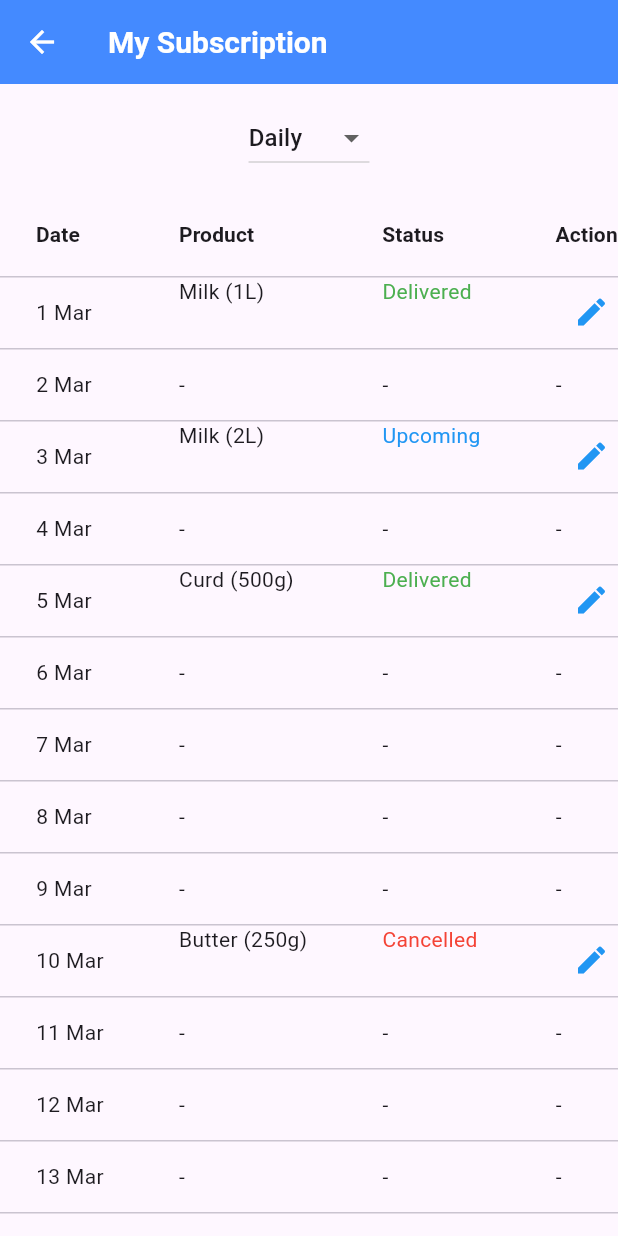
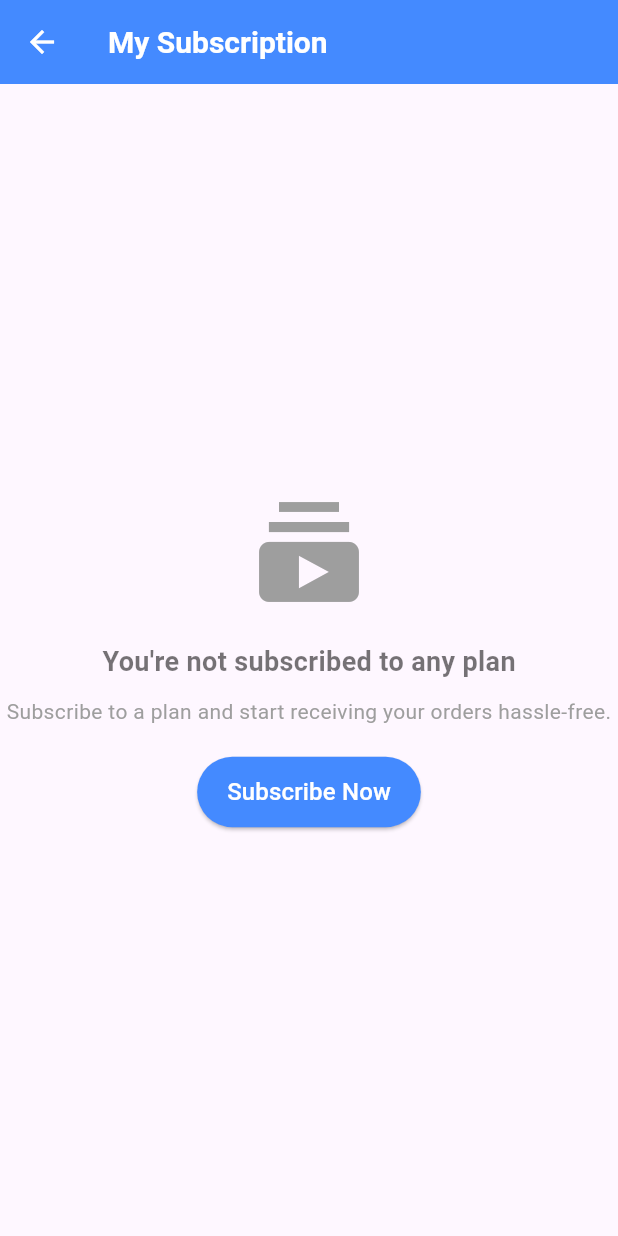
Before and after one commit to vprabhu1771/flutter_supabase_milk_subscription, a Flutter app: the SubscriptionScreen screen opened directly, on a phone screen of 412 x 824 dp. Run offline on Flutter 3.47's test engine with Material 3 defaults, Android fonts, the phone set to English and light mode, and no system bars; our stand-ins replace fl_chart, flutter_datetime_picker_plus, flutter_dotenv, flutter_secure_storage, flutter_slidable, fluttertoast and 6 more; missing offline and left inert: flutter_polyline_points; accounts and stored records are empty.

Commit message:
Update SubscriptionScreen.dart

```diff
--- a/lib/screens/SubscriptionScreen.dart
+++ b/lib/screens/SubscriptionScreen.dart
@@ -1,8 +1,7 @@
 import 'package:flutter/material.dart';
-import 'package:intl/intl.dart';
+import 'package:flutter_supabase_milk_subscription/screens/ProductScreen.dart';
 
 class SubscriptionScreen extends StatefulWidget {
-
   final String title;
 
   const SubscriptionScreen({super.key, required this.title});
@@ -12,146 +11,70 @@ class SubscriptionScreen extends StatefulWidget {
 }
 
 class _SubscriptionScreenState extends State<SubscriptionScreen> {
-  final DateTime _currentMonth = DateTime(DateTime.now().year, DateTime.now().month, 1);
-  String selectedPlan = "Daily";
-
-  // Sample subscription data
-  final Map<int, List<Map<String, String>>> _subscriptions = {
-    1: [{"product": "Milk (1L)", "status": "Delivered"}],
-    3: [{"product": "Milk (2L)", "status": "Upcoming"}],
-    5: [{"product": "Curd (500g)", "status": "Delivered"}],
-    10: [{"product": "Butter (250g)", "status": "Cancelled"}],
-  };
-
-  Color _getStatusColor(String status) {
-    switch (status) {
-      case "Delivered":
-        return Colors.green;
-      case "Upcoming":
-        return Colors.blue;
-      case "Cancelled":
-        return Colors.red;
-      default:
-        return Colors.grey;
-    }
-  }
-
-  void _modifySubscription(int day) {
-    showDialog(
-      context: context,
-      builder: (context) {
-        return AlertDialog(
-          title: const Text("Modify Subscription"),
-          content: const Text("Would you like to modify or cancel your subscription?"),
-          actions: [
-            TextButton(
-              onPressed: () {
-                setState(() {
-                  _subscriptions.remove(day);
-                });
-                Navigator.pop(context);
-              },
-              child: const Text("Cancel Subscription", style: TextStyle(color: Colors.red)),
-            ),
-            TextButton(
-              onPressed: () {
-                Navigator.pop(context);
-                // Modify logic
-              },
-              child: const Text("Modify", style: TextStyle(color: Colors.blue)),
-            ),
-          ],
-        );
-      },
-    );
-  }
+  List<Map<String, String>> subscriptions = []; // Empty list to test UI
 
   @override
   Widget build(BuildContext context) {
-    int daysInMonth = DateTime(_currentMonth.year, _currentMonth.month + 1, 0).day;
-
     return Scaffold(
       appBar: AppBar(
         title: Text(widget.title),
         backgroundColor: Colors.blueAccent,
       ),
-      body: Column(
+      body: subscriptions.isEmpty ? _buildNoSubscriptionUI() : _buildSubscriptionList(),
+    );
+  }
+
+  Widget _buildNoSubscriptionUI() {
+    return Center(
+      child: Column(
+        mainAxisAlignment: MainAxisAlignment.center,
         children: [
-          // Subscription Plan Selector
-          Padding(
-            padding: const EdgeInsets.all(12.0),
-            child: DropdownButton<String>(
-              value: selectedPlan,
-              items: ["Daily", "Weekly", "Custom"].map((plan) {
-                return DropdownMenuItem(value: plan, child: Text(plan));
-              }).toList(),
-              onChanged: (value) {
-                setState(() {
-                  selectedPlan = value!;
-                });
-              },
+          Icon(Icons.subscriptions, size: 80, color: Colors.grey),
+          const SizedBox(height: 20),
+          const Text(
+            "You're not subscribed to any plan",
+            style: TextStyle(fontSize: 18, fontWeight: FontWeight.w600, color: Colors.black54),
+          ),
+          const SizedBox(height: 10),
+          const Text(
+            "Subscribe to a plan and start receiving your orders hassle-free.",
+            textAlign: TextAlign.center,
+            style: TextStyle(fontSize: 14, color: Colors.grey),
+          ),
+          const SizedBox(height: 20),
+          ElevatedButton(
+            onPressed: () {
+              // Handle subscribe action
+              Navigator.push(context, MaterialPageRoute(builder: (context) => ProductScreen(title: 'Products')));
+            },
+            style: ElevatedButton.styleFrom(
+              backgroundColor: Colors.blueAccent,
+              padding: const EdgeInsets.symmetric(horizontal: 20, vertical: 12),
             ),
-          ),
-
-          // Scrollable Subscription Table
-          Expanded(
-            child: SingleChildScrollView(
-              scrollDirection: Axis.horizontal,
-              child: SingleChildScrollView(
-                scrollDirection: Axis.vertical,
-                child: DataTable(
-                  columnSpacing: 50,
-                  columns: const [
-                    DataColumn(label: Text("Date", style: TextStyle(fontWeight: FontWeight.bold))),
-                    DataColumn(label: Text("Product", style: TextStyle(fontWeight: FontWeight.bold))),
-                    DataColumn(label: Text("Status", style: TextStyle(fontWeight: FontWeight.bold))),
-                    DataColumn(label: Text("Actions", style: TextStyle(fontWeight: FontWeight.bold))),
-                  ],
-                  rows: List.generate(daysInMonth, (index) {
-                    int day = index + 1;
-                    List<Map<String, String>> orders = _subscriptions[day] ?? [];
-
-                    return DataRow(
-                      cells: [
-                        DataCell(Text("$day ${DateFormat('MMM').format(_currentMonth)}")),
-                        DataCell(
-                          orders.isNotEmpty
-                              ? Column(
-                            crossAxisAlignment: CrossAxisAlignment.start,
-                            children: orders.map((order) => Text(order["product"]!)).toList(),
-                          )
-                              : const Text("-"),
-                        ),
-                        DataCell(
-                          orders.isNotEmpty
-                              ? Column(
-                            crossAxisAlignment: CrossAxisAlignment.start,
-                            children: orders
-                                .map((order) => Text(
-                              order["status"]!,
-                              style: TextStyle(color: _getStatusColor(order["status"]!)),
-                            ))
-                                .toList(),
-                          )
-                              : const Text("-"),
-                        ),
-                        DataCell(
-                          orders.isNotEmpty
-                              ? IconButton(
-                            icon: const Icon(Icons.edit, color: Colors.blue),
-                            onPressed: () => _modifySubscription(day),
-                          )
-                              : const Text("-"),
-                        ),
-                      ],
-                    );
-                  }),
-                ),
-              ),
-            ),
+            child: const Text("Subscribe Now", style: TextStyle(fontSize: 16)),
           ),
         ],
       ),
     );
   }
+
+  Widget _buildSubscriptionList() {
+    return ListView.builder(
+      padding: const EdgeInsets.all(10),
+      itemCount: subscriptions.length,
+      itemBuilder: (context, index) {
+        final subscription = subscriptions[index];
+        return Card(
+          elevation: 3,
+          margin: const EdgeInsets.symmetric(vertical: 8),
+          child: ListTile(
+            leading: Icon(Icons.check_circle, color: Colors.green),
+            title: Text(subscription["name"]!, style: const TextStyle(fontWeight: FontWeight.bold)),
+            subtitle: Text("Status: ${subscription["status"]}"),
+            trailing: Icon(Icons.arrow_forward_ios, size: 16, color: Colors.grey),
+          ),
+        );
+      },
+    );
+  }
 }
```
